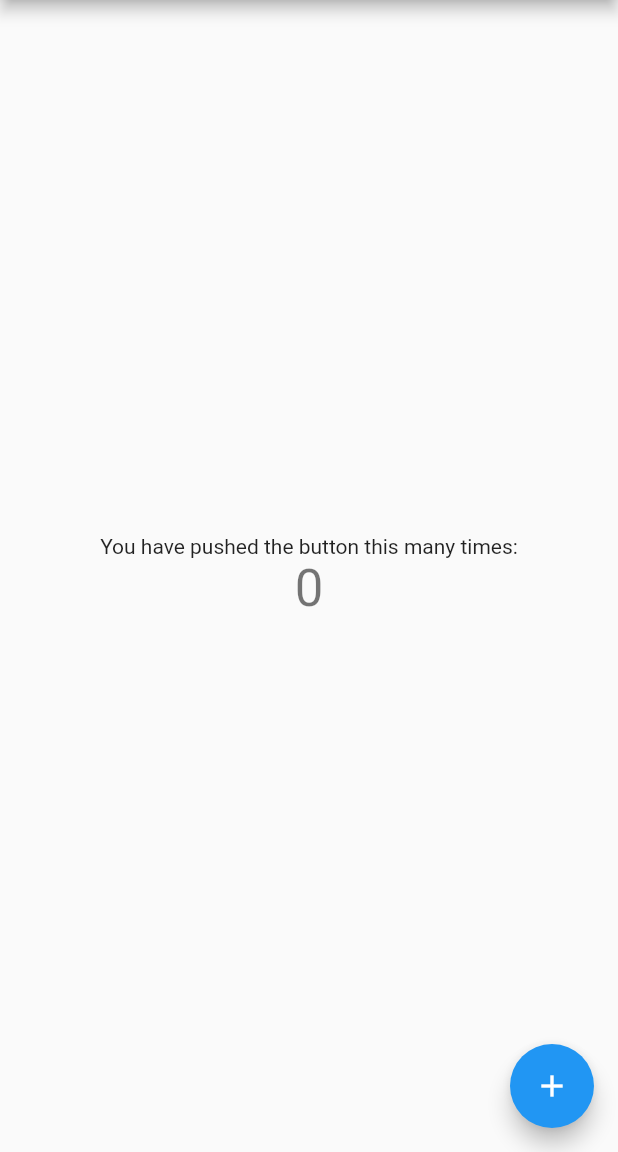
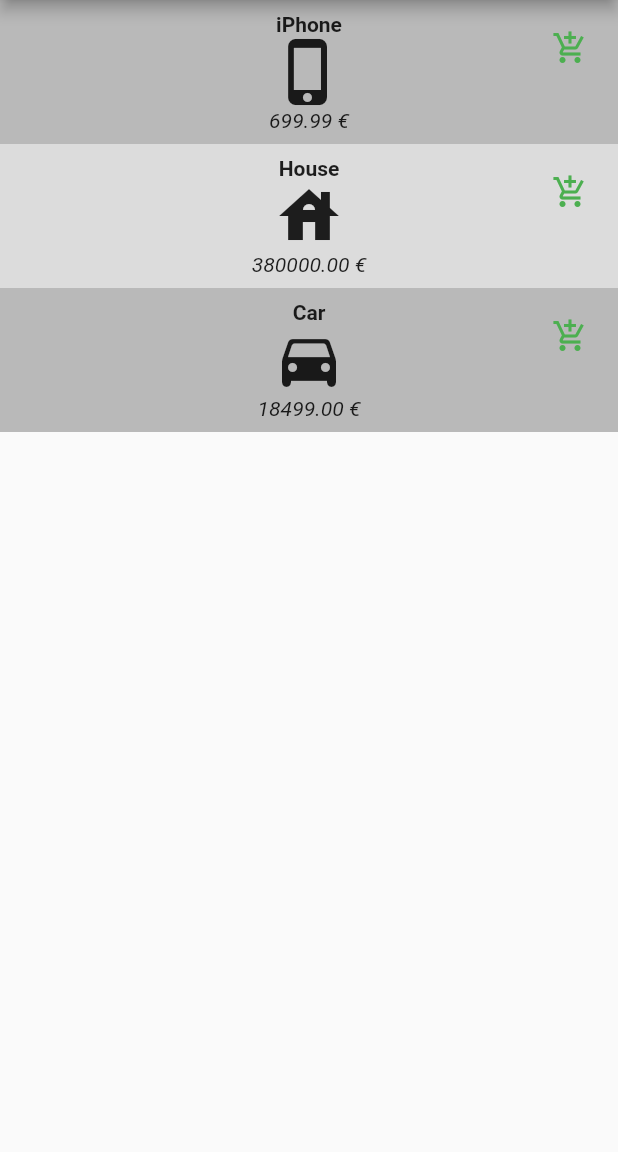
Before and after one commit to finkmoritz/flutter-redux-demo, a Flutter app: the screen it shows after launch, on a phone screen of 412 x 824 dp, the part 84-1236 px from its top. Run offline on Flutter 3.47's test engine with Material 2 defaults, Android fonts, the phone set to English and light mode, and no system bars; our stand-ins replace flutter_redux, redux.

Commit message:
Add list view with some example items

```diff
--- /dev/null
+++ b/lib/components/item_list_view.dart
@@ -0,0 +1,33 @@
+import 'package:flutter/material.dart';
+import 'package:flutter_redux/flutter_redux.dart';
+import 'package:reduxdemo/components/item_view.dart';
+import 'package:reduxdemo/redux/app_state.dart';
+
+class ItemListView extends StatefulWidget {
+
+  @override
+  _ItemListViewState createState() => _ItemListViewState();
+}
+
+class _ItemListViewState extends State<ItemListView> {
+
+  @override
+  Widget build(BuildContext context) {
+    return StoreConnector<AppState, List>(
+        converter: (store) {
+          return store.state.availableItems;
+        },
+        builder: (context, items) {
+          return ListView.builder(
+            itemCount: items.length,
+            itemBuilder: (context, index) {
+              return ItemView(
+                  items[index],
+                  index % 2 == 0 ? Colors.black26 : Colors.black12
+              );
+            },
+          );
+        },
+    );
+  }
+}
--- /dev/null
+++ b/lib/components/item_view.dart
@@ -0,0 +1,61 @@
+import 'package:flutter/material.dart';
+import 'package:flutter_redux/flutter_redux.dart';
+import 'package:reduxdemo/data/item.dart';
+import 'package:reduxdemo/redux/actions/add_to_cart_action.dart';
+import 'package:reduxdemo/redux/app_state.dart';
+
+class ItemView extends StatefulWidget {
+  ItemView(this.item, this.backroundColor) : super();
+
+  final Item item;
+  final Color backroundColor;
+
+  @override
+  _ItemViewState createState() => _ItemViewState();
+}
+
+class _ItemViewState extends State<ItemView> {
+
+  @override
+  Widget build(BuildContext context) {
+    String prize = widget.item.prize.toStringAsFixed(2);
+    return Container(
+      padding: EdgeInsets.all(8.0),
+      color: widget.backroundColor,
+      child: Stack(
+        children: [
+          Center(
+            child: Column(
+              children: [
+                Text(widget.item.title, style: TextStyle(fontWeight: FontWeight.bold,),),
+                Icon(widget.item.iconData, size: 48,),
+                Text('$prize €', style: TextStyle(fontStyle: FontStyle.italic,),),
+              ],
+            ),
+          ),
+          Row(
+            mainAxisAlignment: MainAxisAlignment.end,
+            children: [
+              _buildAddToCartButton(),
+            ],
+          ),
+        ],
+      ),
+    );
+  }
+
+  Widget _buildAddToCartButton() {
+    return StoreConnector<AppState,VoidCallback>(
+        converter: (store) {
+          return () => store.dispatch(AddToCartAction(widget.item.id));
+        },
+        builder: (context, callback) {
+          return IconButton(
+            onPressed: callback,
+            color: Colors.green,
+            icon: Icon(Icons.add_shopping_cart),
+          );
+        },
+    );
+  }
+}
--- /dev/null
+++ b/lib/data/item.dart
@@ -0,0 +1,10 @@
+import 'package:flutter/material.dart';
+
+class Item {
+  Item({this.id, this.title, this.iconData, this.prize});
+
+  final int id;
+  final String title;
+  final IconData iconData;
+  final double prize;
+}
--- a/lib/pages/home_page.dart
+++ b/lib/pages/home_page.dart
@@ -1,7 +1,5 @@
 import 'package:flutter/material.dart';
-import 'package:flutter_redux/flutter_redux.dart';
-import 'package:reduxdemo/redux/app_state.dart';
-import 'package:reduxdemo/redux/app_state_action.dart';
+import 'package:reduxdemo/components/item_list_view.dart';
 
 class HomePage extends StatefulWidget {
 
@@ -17,44 +15,7 @@ class _HomePageState extends State<HomePage> {
       appBar: AppBar(
         title: Text('Flutter Redux Demo'),
       ),
-      body: _buildBody(),
-      floatingActionButton: _buildFloatingActionButton(),
-    );
-  }
-
-  Widget _buildBody() {
-    return Center(
-      child: Column(
-        mainAxisAlignment: MainAxisAlignment.center,
-        children: <Widget>[
-          Text(
-            'You have pushed the button this many times:',
-          ),
-          StoreBuilder<AppState>(
-              builder: (context, store) {
-                return Text(
-                  '${store.state.count}',
-                  style: Theme.of(context).textTheme.headline4,
-                );
-              }
-          ),
-        ],
-      ),
-    );
-  }
-
-  Widget _buildFloatingActionButton() {
-    return StoreConnector<AppState, VoidCallback>(
-        converter: (store) {
-          return () => store.dispatch(AppStateAction.INCREMENT);
-        },
-        builder: (context, callback) {
-          return FloatingActionButton(
-            onPressed: callback,
-            tooltip: 'Increment',
-            child: Icon(Icons.add),
-          );
-        },
+      body: ItemListView(),
     );
   }
 }
--- /dev/null
+++ b/lib/redux/actions/add_to_cart_action.dart
@@ -0,0 +1,5 @@
+class AddToCartAction {
+  AddToCartAction(this.itemId);
+
+  final int itemId;
+}
--- a/lib/redux/app_state.dart
+++ b/lib/redux/app_state.dart
@@ -1,16 +1,39 @@
-import 'package:reduxdemo/redux/app_state_action.dart';
+import 'package:flutter/material.dart';
+import 'package:reduxdemo/data/item.dart';
+import 'package:reduxdemo/redux/actions/add_to_cart_action.dart';
 
 class AppState {
 
   int count = 0;
+  List<Item> availableItems = [
+    Item(
+      id: 0,
+      title: 'iPhone',
+      iconData: Icons.phone_iphone,
+      prize: 699.99,
+    ),
+    Item(
+      id: 1,
+      title: 'House',
+      iconData: Icons.house,
+      prize: 380000.00,
+    ),
+    Item(
+      id: 2,
+      title: 'Car',
+      iconData: Icons.directions_car_rounded,
+      prize: 18499.00,
+    ),
+  ];
+  List<Item> shoppingCartItems = [];
 
   static AppState reduce(AppState state, dynamic action) {
-    switch(action) {
-      case AppStateAction.INCREMENT:
-        state.count++;
-        break;
-      default:
-        throw new Exception('Invalid action: $action');
+    if(action is AddToCartAction) {
+      int index = state.availableItems.indexWhere((item) => item.id == action.itemId);
+      Item item = state.availableItems.removeAt(index);
+      state.shoppingCartItems.add(item);
+    } else {
+      throw new Exception('Invalid action: $action');
     }
     return state;
   }
--- a/lib/redux/app_state_action.dart
+++ /dev/null
@@ -1,3 +0,0 @@
-enum AppStateAction {
-  INCREMENT,
-}
```
Also changed, not shown: 1 other file.
